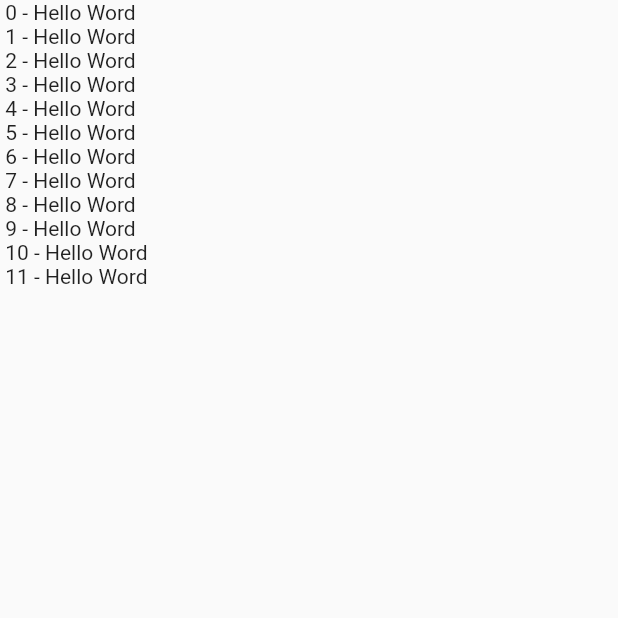
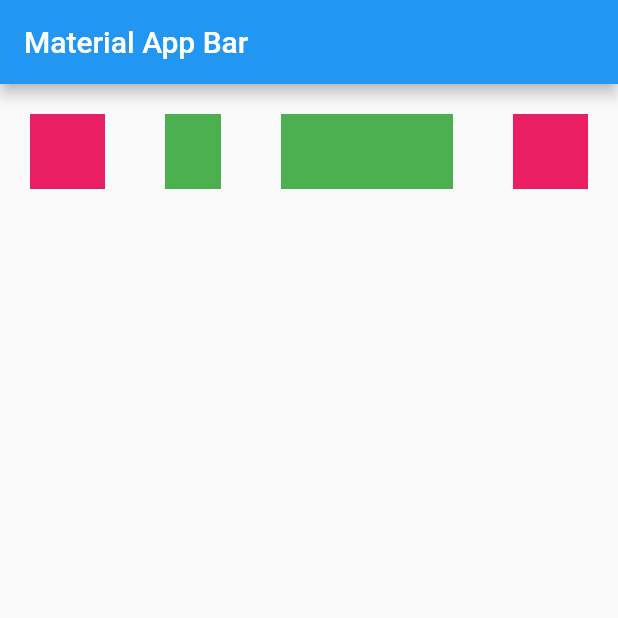
Before and after one commit to mario5698/S2AM, a Flutter app: the screen it shows after launch, on a phone screen of 412 x 824 dp, the top half of it. Run offline on Flutter 3.47's test engine with Material 2 defaults, Android fonts, the phone set to English and light mode, and no system bars.

Commit message:
firs app using Expanded

```diff
--- a/Dart/my_app/lib/main.dart
+++ b/Dart/my_app/lib/main.dart
@@ -7,15 +7,29 @@ class MyApp extends StatelessWidget {
   Widget build(BuildContext context) {
     return MaterialApp(
         title: 'Material App',
-        debugShowCheckedModeBanner: false,
         home: Scaffold(
-            body: SafeArea(
-          bottom: false,
-          left: true,
-          child: ListView(
-            children: List.generate(
-                12, (i) => Text(' $i - Hello Word', style: estilo)),
-          ),
-        )));
+            appBar: AppBar(
+              title: Text('Material App Bar'),
+            ),
+            body: Row(children: <Widget>[
+              cuadrado(Colors.pink),
+              Expanded(child: cuadrado(Colors.green)),
+              Expanded(flex: 2, child: cuadrado(Colors.green)),
+              cuadrado(Colors.pink),
+            ])));
   }
 }
+
+class cuadrado extends StatelessWidget {
+  final Color color;
+  cuadrado(this.color);
+  @override
+  Widget build(BuildContext context) {
+    return Container(
+      margin: EdgeInsets.symmetric(vertical: 20, horizontal: 20),
+      width: 50.0,
+      height: 50.0,
+      decoration: BoxDecoration(color: this.color),
+    );
+  }
+}
```
